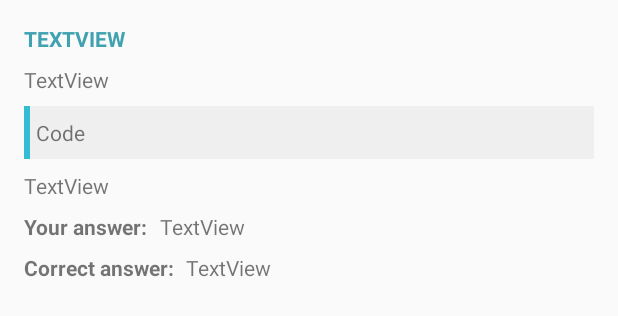
After one commit to muety/quiznerd-android, an Android app: the layout dialog_question.xml on its own in the app's theme, with its tools: preview values and no code run, on a phone screen of 412 x 824 dp. The commit adds this screen. Shown: the top 316 px of the screen. Run offline under Robolectric (Android 15) with nearby library versions, the phone set to English and light mode, and no system bars.

Commit message:
Show question dialog.

```diff
--- a/app/src/main/java/com/github/n1try/quiznerd/model/QuizRound.java
+++ b/app/src/main/java/com/github/n1try/quiznerd/model/QuizRound.java
@@ -91,6 +91,10 @@ public class QuizRound implements Parcelable {
         return -1;
     }
 
+    public List<Long> getAnswersByPlayerIndex(int playerIndex) {
+        return playerIndex == 1 ? answers1 : answers2;
+    }
+
     public int getMyNextQuestionIndex(int playerIdx) {
         List<Long> answers = playerIdx == 1 ? answers1 : answers2;
         for (int i = 0; i < answers.size(); i++) {
--- a/app/src/main/java/com/github/n1try/quiznerd/ui/adapter/QuizRoundAdapter.java
+++ b/app/src/main/java/com/github/n1try/quiznerd/ui/adapter/QuizRoundAdapter.java
@@ -6,6 +6,7 @@ import android.support.annotation.Nullable;
 import android.view.LayoutInflater;
 import android.view.View;
 import android.view.ViewGroup;
+import android.widget.AdapterView;
 import android.widget.ArrayAdapter;
 import android.widget.ImageView;
 import android.widget.ListView;
@@ -69,6 +70,12 @@ public class QuizRoundAdapter extends ArrayAdapter<QuizRound> {
                 roundQuestions.add(new QuizRoundQuestion(q, round.isQuestionCorrect(i, 1), round.isQuestionCorrect(i, 2)));
             }
             mQuestionsLv.setAdapter(new QuizRoundQuestionAdapter(context, roundQuestions));
+            mQuestionsLv.setOnItemClickListener(new AdapterView.OnItemClickListener() {
+                @Override
+                public void onItemClick(AdapterView<?> adapterView, View view, int i, long l) {
+                    QuizUtils.showQuestionDialog(context, round.getQuestion(i), round.getAnswersByPlayerIndex(mMatch.getMyPlayerIndex(mUser)).get(i).intValue());
+                }
+            });
             mQuestionsLv.setVisibility(View.VISIBLE);
             mProgressTv.setVisibility(View.GONE);
         } else {
--- a/app/src/main/java/com/github/n1try/quiznerd/utils/QuizUtils.java
+++ b/app/src/main/java/com/github/n1try/quiznerd/utils/QuizUtils.java
@@ -1,14 +1,20 @@
 package com.github.n1try.quiznerd.utils;
 
+import android.app.Dialog;
 import android.content.Context;
 import android.content.DialogInterface;
 import android.graphics.drawable.Drawable;
 import android.support.v4.content.ContextCompat;
 import android.support.v7.app.AlertDialog;
+import android.text.Html;
+import android.text.TextUtils;
+import android.view.View;
+import android.widget.TextView;
 
 import com.github.n1try.quiznerd.R;
 import com.github.n1try.quiznerd.model.QuizCategory;
 import com.github.n1try.quiznerd.model.QuizMatch;
+import com.github.n1try.quiznerd.model.QuizQuestion;
 import com.github.n1try.quiznerd.model.QuizResult;
 import com.github.n1try.quiznerd.model.QuizUser;
 
@@ -60,6 +66,40 @@ public class QuizUtils {
         dialog.create().show();
     }
 
+    public static void showQuestionDialog(Context context, QuizQuestion question, int userAnswerId) {
+        Dialog dialog = new Dialog(context);
+        dialog.setContentView(R.layout.dialog_question);
+
+        TextView titleTv = dialog.findViewById(R.id.dialog_title_tv);
+        TextView questionTv = dialog.findViewById(R.id.dialog_question_tv);
+        TextView codeTv = dialog.findViewById(R.id.dialog_code_tv);
+        TextView answersTv = dialog.findViewById(R.id.dialog_answers_tv);
+        TextView yourAnswerTv = dialog.findViewById(R.id.dialog_your_answer_tv);
+        TextView correctAnswerTv = dialog.findViewById(R.id.dialog_correct_answser_tv);
+
+        if (TextUtils.isEmpty(question.getCode())) {
+            codeTv.setVisibility(View.GONE);
+        }
+
+        char[] alphas = "ABCDEFGHIJKLMNOPQRSTUVWXYZ".toCharArray();
+        StringBuilder answers = new StringBuilder();
+        for (int i = 0; i < question.getAnswers().size(); i++) {
+            answers.append(alphas[i])
+                    .append(": ")
+                    .append(question.getAnswer(i).getText())
+                    .append("\n");
+        }
+
+        titleTv.setText(context.getString(R.string.question_template, question.getId()));
+        questionTv.setText(question.getText());
+        codeTv.setText(Html.fromHtml(question.getCode()));
+        answersTv.setText(answers.toString());
+        correctAnswerTv.setText(question.getCorrectAnswer().getText());
+        yourAnswerTv.setText(question.getAnswer(userAnswerId).getText());
+
+        dialog.show();
+    }
+
     public static float getWinRatio(List<QuizMatch> matches, QuizUser me) {
         float won = 0f;
         float total = 0f;
--- /dev/null
+++ b/app/src/main/res/layout/dialog_question.xml
@@ -0,0 +1,82 @@
+<?xml version="1.0" encoding="utf-8"?>
+<LinearLayout xmlns:android="http://schemas.android.com/apk/res/android"
+    android:layout_width="match_parent"
+    android:layout_height="match_parent"
+    android:orientation="vertical"
+    android:layout_margin="16dp">
+
+    <TextView
+        android:id="@+id/dialog_title_tv"
+        style="@style/AppTheme.Text.Dark.SectionHeading"
+        android:layout_width="match_parent"
+        android:layout_height="wrap_content"
+        android:text="TextView" />
+
+    <TextView
+        android:id="@+id/dialog_question_tv"
+        android:layout_width="wrap_content"
+        android:layout_height="wrap_content"
+        android:layout_marginTop="8dp"
+        android:text="TextView" />
+
+    <TextView
+        android:id="@+id/dialog_code_tv"
+        android:layout_width="match_parent"
+        android:layout_height="wrap_content"
+        android:layout_marginTop="8dp"
+        android:background="@drawable/shape_code_view_bg"
+        android:padding="8dp"
+        android:text="Code"
+        android:visibility="visible" />
+
+    <TextView
+        android:id="@+id/dialog_answers_tv"
+        android:layout_width="match_parent"
+        android:layout_height="wrap_content"
+        android:layout_marginTop="8dp"
+        android:text="TextView" />
+
+    <LinearLayout
+        android:layout_width="wrap_content"
+        android:layout_height="wrap_content"
+        android:layout_marginTop="8dp"
+        android:orientation="horizontal">
+
+        <TextView
+            android:layout_width="wrap_content"
+            android:layout_height="wrap_content"
+            android:layout_weight="1"
+            android:text="@string/your_answer"
+            android:textStyle="bold" />
+
+        <TextView
+            android:id="@+id/dialog_your_answer_tv"
+            android:layout_width="wrap_content"
+            android:layout_height="wrap_content"
+            android:layout_marginLeft="8dp"
+            android:layout_weight="1"
+            android:text="TextView" />
+    </LinearLayout>
+
+    <LinearLayout
+        android:layout_width="wrap_content"
+        android:layout_height="wrap_content"
+        android:layout_marginTop="8dp"
+        android:orientation="horizontal">
+
+        <TextView
+            android:layout_width="wrap_content"
+            android:layout_height="wrap_content"
+            android:layout_weight="1"
+            android:text="@string/correct_answer"
+            android:textStyle="bold" />
+
+        <TextView
+            android:id="@+id/dialog_correct_answser_tv"
+            android:layout_width="wrap_content"
+            android:layout_height="wrap_content"
+            android:layout_marginLeft="8dp"
+            android:layout_weight="1"
+            android:text="TextView" />
+    </LinearLayout>
+</LinearLayout>
--- a/app/src/main/res/values/strings.xml
+++ b/app/src/main/res/values/strings.xml
@@ -37,4 +37,6 @@
     <string name="dialog_button_draw">OK</string>
     <string name="active_matches">Active Matches</string>
     <string name="previous_matches">Past Matches</string>
+    <string name="your_answer">Your answer:</string>
+    <string name="correct_answer">Correct answer:</string>
 </resources>
```
